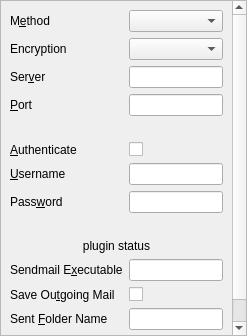
Qt form src/Gui/SettingsOutgoingPage.ui (jktjkt/trojita) before a commit.
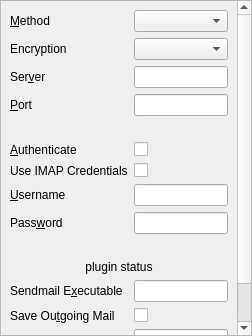
The same form after that commit. Custom widgets are drawn as their Qt base class.

Commit message: Enable reusing IMAP credentials for SMTP

Patch:
```diff
--- a/src/Gui/SettingsOutgoingPage.ui
+++ b/src/Gui/SettingsOutgoingPage.ui
@@ -24,7 +24,7 @@
     <item row="0" column="0">
      <widget class="QLabel" name="methodLabel">
       <property name="text">
-       <string>M&amp;ethod</string>
+       <string>&amp;Method</string>
       </property>
       <property name="buddy">
        <cstring>method</cstring>
@@ -34,6 +34,16 @@
     <item row="0" column="1">
      <widget class="QComboBox" name="method"/>
     </item>
+    <item row="1" column="0">
+     <widget class="QLabel" name="encryptionLabel">
+      <property name="text">
+       <string>Encryption</string>
+      </property>
+     </widget>
+    </item>
+    <item row="1" column="1">
+     <widget class="QComboBox" name="encryption"/>
+    </item>
     <item row="2" column="0">
      <widget class="QLabel" name="smtpHostLabel">
       <property name="text">
@@ -60,6 +70,13 @@
     <item row="3" column="1">
      <widget class="LineEdit" name="smtpPort"/>
     </item>
+    <item row="4" column="0" colspan="2">
+     <widget class="QLabel" name="portWarningLabel">
+      <property name="text">
+       <string/>
+      </property>
+     </widget>
+    </item>
     <item row="5" column="0">
      <widget class="QLabel" name="smtpAuthLabel">
       <property name="text">
@@ -77,7 +94,7 @@
       </property>
      </widget>
     </item>
-    <item row="6" column="0">
+    <item row="7" column="0">
      <widget class="QLabel" name="smtpUserLabel">
       <property name="text">
        <string>&amp;Username</string>
@@ -87,10 +104,10 @@
       </property>
      </widget>
     </item>
-    <item row="6" column="1">
+    <item row="7" column="1">
      <widget class="LineEdit" name="smtpUser"/>
     </item>
-    <item row="7" column="0">
+    <item row="9" column="0">
      <widget class="QLabel" name="smtpPassLabel">
       <property name="text">
        <string>Pass&amp;word</string>
@@ -100,21 +117,21 @@
       </property>
      </widget>
     </item>
-    <item row="7" column="1">
+    <item row="9" column="1">
      <widget class="LineEdit" name="smtpPass">
       <property name="echoMode">
        <enum>QLineEdit::Password</enum>
       </property>
      </widget>
     </item>
-    <item row="8" column="0" colspan="2">
+    <item row="10" column="0" colspan="2">
      <widget class="QLabel" name="passwordWarning">
       <property name="wordWrap">
        <bool>true</bool>
       </property>
      </widget>
     </item>
-    <item row="9" column="0" colspan="2">
+    <item row="11" column="0" colspan="2">
      <widget class="QLabel" name="passwordPluginStatus">
       <property name="text">
        <string notr="true">plugin status</string>
@@ -127,7 +144,7 @@
       </property>
      </widget>
     </item>
-    <item row="10" column="0">
+    <item row="12" column="0">
      <widget class="QLabel" name="sendmailLabel">
       <property name="text">
        <string>Sendmail E&amp;xecutable</string>
@@ -137,10 +154,10 @@
       </property>
      </widget>
     </item>
-    <item row="10" column="1">
+    <item row="12" column="1">
      <widget class="LineEdit" name="sendmail"/>
     </item>
-    <item row="11" column="0">
+    <item row="13" column="0">
      <widget class="QLabel" name="saveToImapLabel">
       <property name="text">
        <string>Save Ou&amp;tgoing Mail</string>
@@ -150,23 +167,23 @@
       </property>
      </widget>
     </item>
-    <item row="11" column="1">
+    <item row="13" column="1">
      <widget class="QCheckBox" name="saveToImap"/>
     </item>
-    <item row="12" column="0">
+    <item row="14" column="0">
      <widget class="QLabel" name="saveFolderLabel">
       <property name="text">
-       <string>Sent &amp;Folder Name</string>
+       <string>Sent Folder &amp;Name</string>
       </property>
       <property name="buddy">
        <cstring>saveFolderName</cstring>
       </property>
      </widget>
     </item>
-    <item row="12" column="1">
+    <item row="14" column="1">
      <widget class="LineEdit" name="saveFolderName"/>
     </item>
-    <item row="13" column="0">
+    <item row="15" column="0">
      <widget class="QLabel" name="smtpBurlLabel">
       <property name="toolTip">
        <string>Enable forward-without-download via BURL (RFC 4468) when the IMAP and ESMTP servers support it. Extra server-side configuration is required.</string>
@@ -179,23 +196,20 @@
       </property>
      </widget>
     </item>
-    <item row="13" column="1">
+    <item row="15" column="1">
      <widget class="QCheckBox" name="smtpBurl"/>
     </item>
-    <item row="1" column="0">
-     <widget class="QLabel" name="encryptionLabel">
+    <item row="6" column="1">
+     <widget class="QCheckBox" name="smtpAuthReuseImapCreds">
       <property name="text">
-       <string>Encryption</string>
+       <string/>
       </property>
      </widget>
     </item>
-    <item row="1" column="1">
-     <widget class="QComboBox" name="encryption"/>
-    </item>
-    <item row="4" column="0" colspan="2">
-     <widget class="QLabel" name="portWarningLabel">
+    <item row="6" column="0">
+     <widget class="QLabel" name="smtpAuthReuseImapCredsLabel">
       <property name="text">
-       <string/>
+       <string>Use IMAP Credentials</string>
       </property>
      </widget>
     </item>
```
The commit also changes 6 other files.
